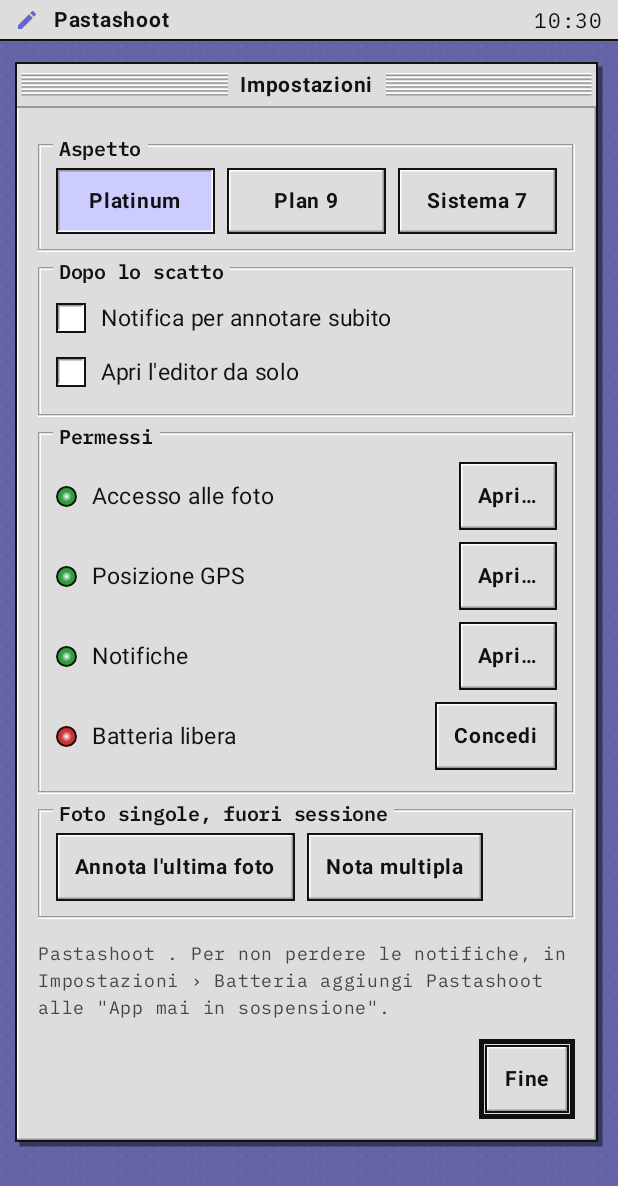
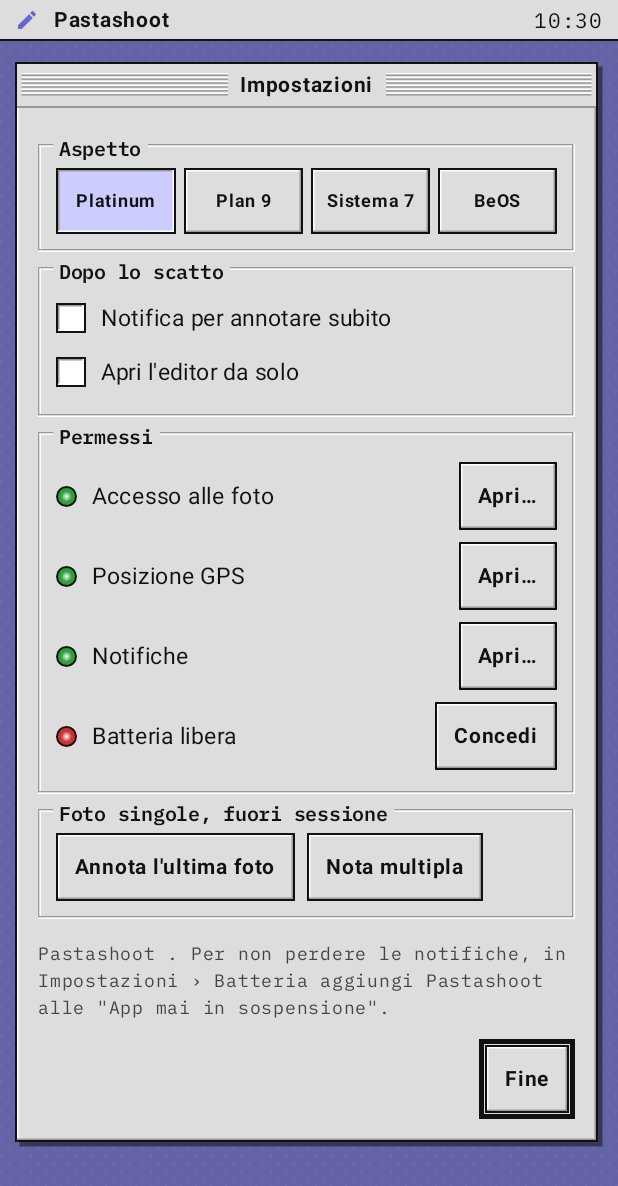
Before and after one commit to sambusek/foto-note, an Android app built with Jetpack Compose: the screen it shows after launch (MainActivity), after a tap on "Impostazioni…", on a phone screen of 412 x 824 dp. Shown: the top 1186 px of the screen. Run offline under Robolectric (Android 15) with nearby library versions, the phone set to English and light mode, and no system bars.

Commit message:
Skin ispirata a BeOS
Co-Authored-By: Claude Fable 5.2 <noreply@anthropic.com>
Claude-Session: https://claude.ai/code/session_01TkezUDY4MMPm1DRoensGuT

```diff
--- a/app/src/main/java/com/sambusek/fotonote/MainActivity.kt
+++ b/app/src/main/java/com/sambusek/fotonote/MainActivity.kt
@@ -289,13 +289,13 @@ private fun SettingsScreen(tick: MutableIntState, onBack: () -> Unit) {
             RetroWindow("Impostazioni", Modifier.fillMaxWidth()) {
                 Column(Modifier.padding(14.dp)) {
                     GroupBox("Aspetto") {
-                        Row(horizontalArrangement = Arrangement.spacedBy(8.dp)) {
+                        Row(horizontalArrangement = Arrangement.spacedBy(5.dp)) {
                             for (id in SkinId.entries) {
                                 BevelButton(
                                     null, height = 44.dp,
                                     on = LocalSkin.current.id == id,
                                     onClick = { SkinStore.set(ctx, id) },
-                                ) { BevelValue(id.label, size = 14) }
+                                ) { BevelValue(id.label, size = 12) }
                             }
                         }
                     }
--- a/app/src/main/java/com/sambusek/fotonote/Skin.kt
+++ b/app/src/main/java/com/sambusek/fotonote/Skin.kt
@@ -12,10 +12,10 @@ import androidx.compose.ui.text.font.FontWeight
 import androidx.compose.ui.unit.Dp
 import androidx.compose.ui.unit.dp
 
-enum class SkinId(val label: String) { PLATINUM("Platinum"), PLAN9("Plan 9"), SYSTEM7("Sistema 7") }
+enum class SkinId(val label: String) { PLATINUM("Platinum"), PLAN9("Plan 9"), SYSTEM7("Sistema 7"), BEOS("BeOS") }
 
 enum class Desk { DOTS, FLAT, CHECKER }
-enum class TitleBar { PLATINUM, STRIPES_BW, TAG }
+enum class TitleBar { PLATINUM, STRIPES_BW, TAG, TAB }
 enum class Shadow { SOFT, HARD, NONE }
 
 /** Tutto ciò che distingue una skin dall'altra. */
@@ -132,10 +132,32 @@ val System7Skin = Skin(
     lowercase = false,
 )
 
+/**
+ * Omaggio a BeOS: scrivania blu, finestre grigie con la linguetta gialla del titolo
+ * (stretta quanto il titolo, in alto a sinistra), rilievi morbidi, controlli attivi in giallo.
+ */
+val BeSkin = PlatinumSkin.copy(
+    id = SkinId.BEOS,
+    desk = Color(0xFF336698), deskTex = Color(0xFF336698), deskStyle = Desk.FLAT,
+    bg = Color(0xFFD8D8D8), field = Color.White,
+    ink = Color(0xFF000000), ink2 = Color(0xFF404040), off = Color(0xFF9A9A9A),
+    hi = Color.White, lo = Color(0xFF989898),
+    accent = Color(0xFF3A6EA5), onBg = Color(0xFFFFE066), onInk = Color(0xFF000000),
+    pressBg = Color(0xFFA8A8A8), pressInk = Color(0xFF000000),
+    canvas = Color(0xFF9C9C9C),
+    winBorder = Color(0xFF505050), winBorderW = 1.dp, shadow = Shadow.NONE,
+    titleBar = TitleBar.TAB, titleBg = Color(0xFFFFCB00),
+    menuBg = Color(0xFFD8D8D8), menuLine = Color(0xFF505050),
+    bevel = true, ctlBg = Color(0xFFE4E4E4), ctlBorder = Color(0xFF505050), pushRadius = 3.dp,
+    progress = listOf(Color(0xFF8CC8FF), Color(0xFF3298FF), Color(0xFF1E6FCC)),
+    alertFill = Color(0xFFFFCB00),
+)
+
 fun skinFor(id: SkinId) = when (id) {
     SkinId.PLATINUM -> PlatinumSkin
     SkinId.PLAN9 -> Plan9Skin
     SkinId.SYSTEM7 -> System7Skin
+    SkinId.BEOS -> BeSkin
 }
 
 val LocalSkin = staticCompositionLocalOf { PlatinumSkin }
--- a/app/src/main/java/com/sambusek/fotonote/Ui.kt
+++ b/app/src/main/java/com/sambusek/fotonote/Ui.kt
@@ -183,7 +183,7 @@ fun Modifier.bevel(raised: Boolean = true): Modifier {
 fun Modifier.etched(): Modifier {
     val sk = LocalSkin.current
     return when (sk.id) {
-        SkinId.PLATINUM -> drawBehind {
+        SkinId.PLATINUM, SkinId.BEOS -> drawBehind {
             val w = 1.dp.toPx()
             val sw = size.width
             val sh = size.height
@@ -203,7 +203,7 @@ fun Modifier.well(color: Color? = null): Modifier {
     val sk = LocalSkin.current
     val fill = color ?: sk.field
     return when (sk.id) {
-        SkinId.PLATINUM -> this.bevel(raised = false).padding(1.dp).border(1.dp, sk.ink).padding(1.dp).background(fill)
+        SkinId.PLATINUM, SkinId.BEOS -> this.bevel(raised = false).padding(1.dp).border(1.dp, sk.ink).padding(1.dp).background(fill)
         SkinId.PLAN9 -> this.border(1.dp, sk.lo).padding(1.dp).background(fill)
         SkinId.SYSTEM7 -> this.border(1.dp, sk.ink).padding(1.dp).background(fill)
     }
@@ -310,14 +310,40 @@ fun RetroWindow(
         }
         Shadow.NONE -> Modifier
     }
-    Column(
-        modifier
+    val frame = Modifier
         .then(shadowMod)
         .background(sk.bg)
         .border(sk.winBorderW, sk.winBorder)
         .padding(sk.winBorderW)
         .bevel(raised = true)
+
+    if (sk.titleBar == TitleBar.TAB) {
+        // linguetta del titolo sopra la finestra, larga quanto il titolo
+        Column(modifier) {
+            Box(
+                Modifier
+                    .background(sk.titleBg)
+                    .border(1.dp, sk.winBorder)
+                    .padding(1.dp)
+                    .bevel(raised = true)
+                    .padding(horizontal = if (small) 8.dp else 12.dp, vertical = if (small) 2.dp else 5.dp)
             ) {
+                Text(
+                    tx(title),
+                    fontFamily = sk.titleFont,
+                    fontWeight = FontWeight.Bold,
+                    fontSize = if (small) 12.sp else 14.sp,
+                    color = sk.ink,
+                    maxLines = 1,
+                    modifier = Modifier.widthIn(max = 260.dp),
+                )
+            }
+            Column(Modifier.weight(1f, fill = false).fillMaxWidth().then(frame)) { content() }
+        }
+        return
+    }
+
+    Column(modifier.then(frame)) {
         val titleText = tx(title)
         when (sk.titleBar) {
             TitleBar.PLATINUM, TitleBar.STRIPES_BW -> {
@@ -347,6 +373,7 @@ fun RetroWindow(
                     )
                 }
             }
+            TitleBar.TAB -> {}
             TitleBar.TAG -> {
                 Row(
                     Modifier.fillMaxWidth().height(barH).background(sk.titleBg).padding(horizontal = 8.dp),
@@ -366,7 +393,7 @@ fun RetroWindow(
         }
         Box(
             Modifier.fillMaxWidth().height(1.dp).background(
-                when (sk.id) { SkinId.PLATINUM -> sk.lo; SkinId.PLAN9 -> sk.winBorder; SkinId.SYSTEM7 -> sk.ink }
+                when (sk.id) { SkinId.PLATINUM, SkinId.BEOS -> sk.lo; SkinId.PLAN9 -> sk.winBorder; SkinId.SYSTEM7 -> sk.ink }
             )
         )
         content()
@@ -580,7 +607,7 @@ fun GroupBox(title: String, modifier: Modifier = Modifier, content: @Composable
 fun StatusLight(ok: Boolean) {
     val sk = LocalSkin.current
     when (sk.id) {
-        SkinId.PLATINUM -> {
+        SkinId.PLATINUM, SkinId.BEOS -> {
             val c = if (ok) sk.ok else sk.ko
             Box(
                 Modifier
@@ -675,7 +702,7 @@ fun RetroAlert(
     Dialog(onDismissRequest = onDismiss) {
         CompositionLocalProvider(LocalSkin provides sk, LocalCellInk provides sk.ink) {
             val frame = when (sk.id) {
-                SkinId.PLATINUM -> Modifier
+                SkinId.PLATINUM, SkinId.BEOS -> Modifier
                     .border(1.dp, sk.ink).padding(1.dp).bevel(true).padding(3.dp).border(1.dp, sk.lo)
                 SkinId.SYSTEM7 -> Modifier
                     .border(1.dp, sk.ink).padding(3.dp).border(3.dp, sk.ink)
@@ -729,7 +756,7 @@ fun CenterNote(text: String) {
 fun Modifier.dialogFrame(): Modifier {
     val sk = LocalSkin.current
     val frame = when (sk.id) {
-        SkinId.PLATINUM -> Modifier
+        SkinId.PLATINUM, SkinId.BEOS -> Modifier
             .border(1.dp, sk.ink).padding(1.dp).bevel(true).padding(3.dp).border(1.dp, sk.lo)
         SkinId.SYSTEM7 -> Modifier
             .border(1.dp, sk.ink).padding(3.dp).border(3.dp, sk.ink)
```
Also changed, not shown: 1 other file. Lines whose indentation alone changed are shown as unchanged.
